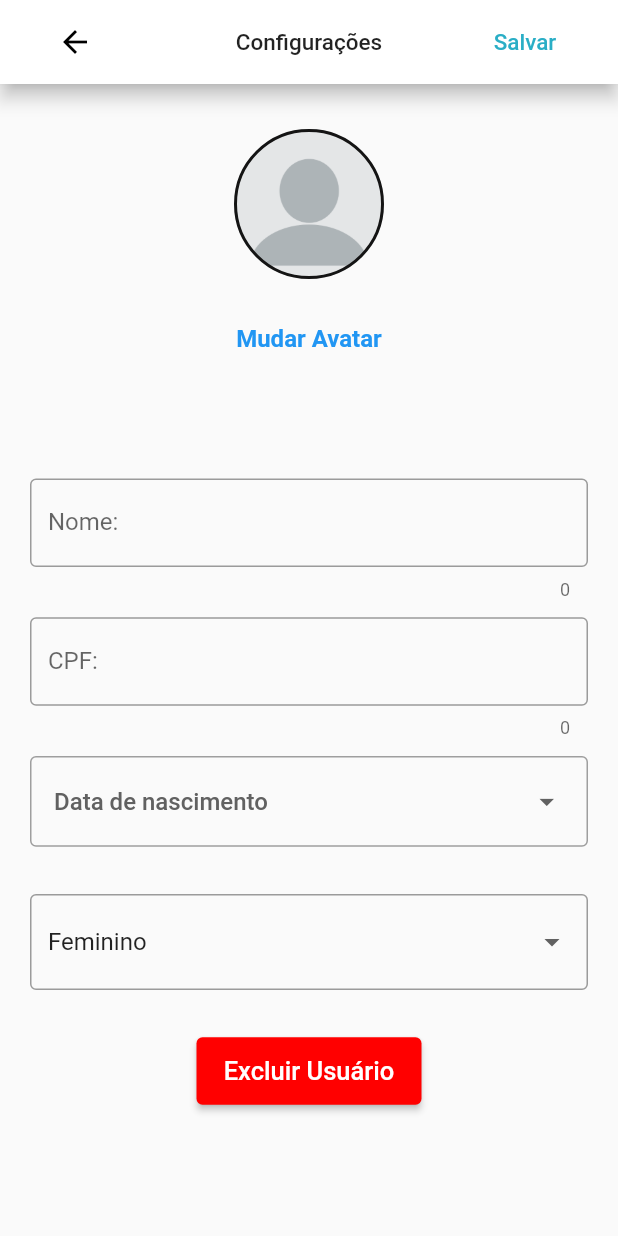
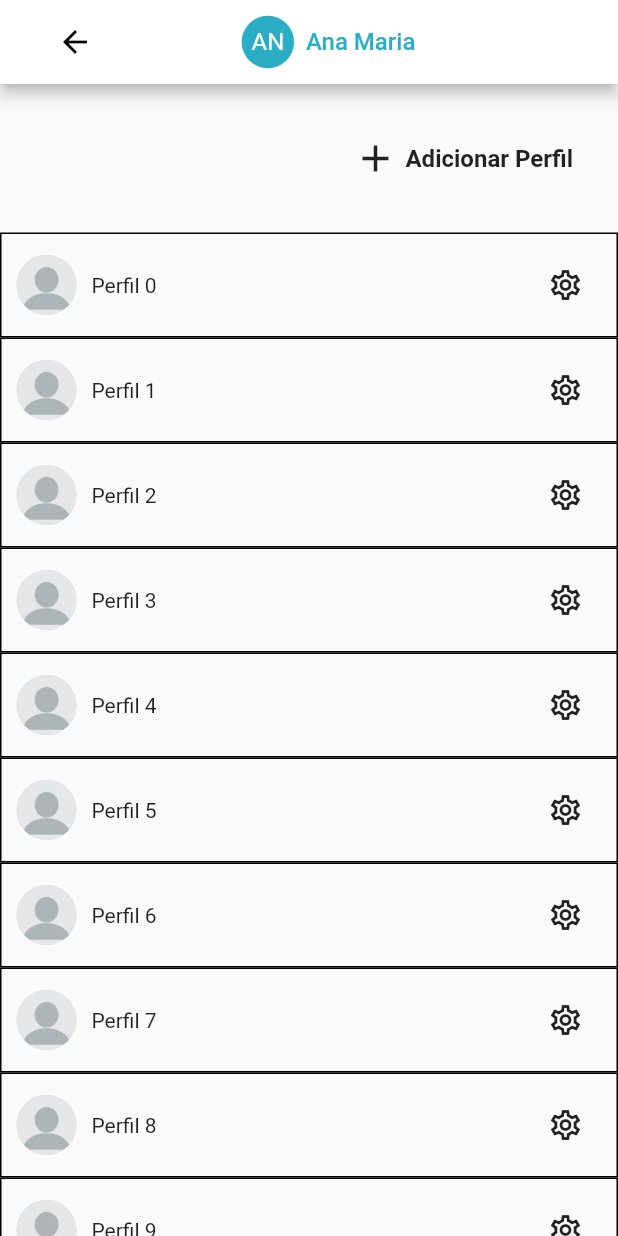
Before and after one commit to fga-eps-mds/2020.2-e-Vacina-Frontend, a Flutter app: the MainScreen screen opened directly, after a tap on "Perfis", on a phone screen of 412 x 824 dp. Run offline on Flutter 3.47's test engine with Material 2 defaults, Android fonts, the phone set to English and light mode, and no system bars; our stand-ins replace dio, flutter_secure_storage, mobx, splashscreen; accounts and stored records are empty; generated files the repository leaves out were written again.

Commit message:
feat(#154): adding list to screen
Co-authored-by: Paulo <pv.silva23@hotmail.com>

```diff
--- a/lib/screens/CreateProfileScreen.dart
+++ b/lib/screens/CreateProfileScreen.dart
@@ -1,4 +1,5 @@
 import 'package:e_vacina/screens/MainScreen.dart';
+import 'package:e_vacina/screens/ProfilesScreen.dart';
 import 'package:flutter/material.dart';
 
 import '../globals.dart';
@@ -48,7 +49,7 @@ class _CreateProfileState extends State<CreateProfile> {
                 icon: const Icon(Icons.arrow_back),
                 onPressed: () {
                   Navigator.push(context,
-                      MaterialPageRoute(builder: (context) => MainScreen()));
+                      MaterialPageRoute(builder: (context) => ProfileScreen()));
                 },
                 alignment: Alignment.centerRight,
               ),
--- a/lib/screens/MainScreen.dart
+++ b/lib/screens/MainScreen.dart
@@ -1,10 +1,10 @@
 import 'package:e_vacina/globals.dart';
-import 'package:e_vacina/screens/CreateProfileScreen.dart';
 import 'package:e_vacina/screens/UserConfig.dart';
 import 'package:e_vacina/screens/adminConfig_screen.dart';
 import 'package:flutter/material.dart';
 import 'MyWidgets.dart';
 import 'GeneralScreen.dart';
+import 'package:e_vacina/screens/ProfilesScreen.dart';
 
 class MainScreen extends StatefulWidget {
   @override
@@ -116,13 +116,13 @@ class ConfigTab extends StatelessWidget {
           }),
           MyWidgets().BorderButton(
               'Perfis', 86, 25, Colors.black, Icons.arrow_forward, () {
-            Navigator.push(
-                context, MaterialPageRoute(builder: (context) => UserConfig()));
+            Navigator.push(context,
+                MaterialPageRoute(builder: (context) => ProfileScreen()));
           }),
           MyWidgets().BorderButton(
               'Termos de Uso', 86, 25, Colors.black, Icons.arrow_forward, () {
-            Navigator.push(context,
-                MaterialPageRoute(builder: (context) => CreateProfile()));
+            Navigator.push(
+                context, MaterialPageRoute(builder: (context) => UserConfig()));
           }),
           MyWidgets().BorderButton(
               'Sair', 86, 25, Colors.black, Icons.arrow_forward, () {
--- a/lib/screens/MyWidgets.dart
+++ b/lib/screens/MyWidgets.dart
@@ -76,7 +76,7 @@ class MyWidgets {
 
   Widget BorderButton(String label, double altura, double fontSize, Color cor,
       IconData arrow, Function onPressed,
-      {Icon icon}) {
+      {Icon icon, CircleAvatar circle}) {
     return Padding(
       padding: EdgeInsets.only(bottom: 0),
       child: SizedBox(
@@ -89,6 +89,7 @@ class MyWidgets {
             children: [
               Row(mainAxisAlignment: MainAxisAlignment.start, children: [
                 if (icon != null) icon,
+                if (circle != null) circle,
                 Padding(
                   padding: EdgeInsets.only(left: 8),
                   child: Text(
--- /dev/null
+++ b/lib/screens/ProfilesScreen.dart
@@ -0,0 +1,180 @@
+import 'package:e_vacina/controllers/profileController.dart';
+import 'package:e_vacina/screens/CreateProfileScreen.dart';
+import 'package:flutter/material.dart';
+import 'MainScreen.dart';
+import 'MyWidgets.dart';
+import '../globals.dart';
+
+class ProfileScreen extends StatefulWidget {
+  @override
+  _ProfileScreenState createState() => _ProfileScreenState();
+}
+
+class _ProfileScreenState extends State<ProfileScreen> {
+  String _nome = "Ana Maria";
+  /*void values() async {
+    for (int i = 0; i < profiles.length; i++) {
+      await profileController.getById(profiles[i]);
+      setState(() {
+        _name[i] = profileController.currentName;
+      });
+    }
+  }*/
+
+  final itens = List<String>.generate(20, (i) => "Perfil $i");
+
+  @override
+  Widget build(BuildContext context) {
+    return Scaffold(
+      appBar: AppBar(
+        centerTitle: true,
+        backgroundColor: Colors.white,
+        title: Padding(
+          padding: EdgeInsets.only(right: 30),
+          child: Row(mainAxisAlignment: MainAxisAlignment.center, children: [
+            Padding(
+              padding: const EdgeInsets.only(right: 8),
+              child: CircleAvatar(
+                radius: 17.5,
+                backgroundColor: Theme.of(context).primaryColor,
+                child: Text(
+                  _nome.substring(0, 2).toUpperCase(),
+                  style: TextStyle(color: Colors.white),
+                ),
+              ),
+            ),
+            Text(
+              _nome,
+              style: TextStyle(
+                color: Theme.of(context).primaryColor,
+                fontSize: 16,
+              ),
+            ),
+          ]),
+        ),
+        leading: Builder(builder: (BuildContext context) {
+          return Padding(
+            padding: const EdgeInsets.only(left: 30.0),
+            child: IconButton(
+              icon: const Icon(Icons.arrow_back),
+              onPressed: () {
+                print('voltar');
+                Navigator.push(context,
+                    MaterialPageRoute(builder: (context) => MainScreen()));
+              },
+              alignment: Alignment.centerRight,
+            ),
+          );
+        }),
+      ),
+      body: SingleChildScrollView(
+        physics: ScrollPhysics(),
+        child: Column(
+          children: [
+            Container(
+              //alignment: Alignment.centerRight,
+              child: GestureDetector(
+                child: Row(
+                  mainAxisAlignment: MainAxisAlignment.end,
+                  children: [
+                    Icon(Icons.add, size: 30),
+                    Padding(
+                      padding: EdgeInsets.fromLTRB(5, 40, 30, 40),
+                      child: Text(
+                        "Adicionar Perfil",
+                        style: TextStyle(
+                          fontFamily: 'Roboto',
+                          fontSize: 16,
+                          fontWeight: FontWeight.bold,
+                        ),
+                      ),
+                    ),
+                  ],
+                ),
+                onTap: () {
+                  Navigator.push(context,
+                      MaterialPageRoute(builder: (context) => CreateProfile()));
+                },
+              ),
+            ),
+            ListView.builder(
+                shrinkWrap: true,
+                physics: NeverScrollableScrollPhysics(),
+                itemCount: itens.length,
+                itemBuilder: (context, i) {
+                  return GestureDetector(
+                    onTap: () {
+                      print("Perfil $i selecionado");
+                    },
+                    child: Container(
+                      height: 70,
+                      decoration: BoxDecoration(
+                        border: Border.all(width: 1.0, color: Colors.black),
+                      ),
+                      child: Padding(
+                        padding: const EdgeInsets.only(left: 10, right: 10),
+                        child: Row(
+                          mainAxisAlignment: MainAxisAlignment.spaceBetween,
+                          children: [
+                            Row(children: [
+                              CircleAvatar(
+                                radius: 20.0,
+                                backgroundImage:
+                                    AssetImage("assets/EmptyProfile.png"),
+                              ),
+                              Padding(
+                                padding: EdgeInsets.only(left: 10),
+                                child: Text("${itens[i]}"),
+                              ),
+                            ]),
+                            IconButton(
+                                icon: const Icon(Icons.settings_outlined),
+                                onPressed: () {
+                                  print("Configuração $i selecionada");
+                                })
+                          ],
+                        ),
+                      ),
+                    ),
+                  );
+                  /*ListTile(
+                    leading: CircleAvatar(
+                      radius: 20.0,
+                      backgroundImage: AssetImage("assets/EmptyProfile.png"),
+                    ),
+                    title: Row(
+                      mainAxisAlignment: MainAxisAlignment.spaceBetween,
+                      children: [
+                        Text("${itens[i]}"),
+                        IconButton(
+                            icon: const Icon(Icons.settings_outlined),
+                            onPressed: () {
+                              print("Configuração $i selecionado");
+                            })
+                      ],
+                    ),
+                    onTap: () {
+                      debugPrint("perfil $i selecionado");
+                    },
+                  );*/
+                }),
+          ],
+        ),
+      ),
+      /*MyWidgets().BorderButton(
+              'name', 72, 16, Colors.black, Icons.arrow_forward, () {},
+              icon: Icon(
+                Icons.vpn_key_outlined,
+                color: Colors.black,
+              )),
+          MyWidgets().BorderButton(
+              'Ajuda', 72, 16, Colors.black, Icons.arrow_forward, () {},
+              icon: Icon(
+                Icons.help_outline_outlined,
+                color: Colors.black,
+              )),*/
+      //  ],
+      // ),
+    );
+  }
+}
```
